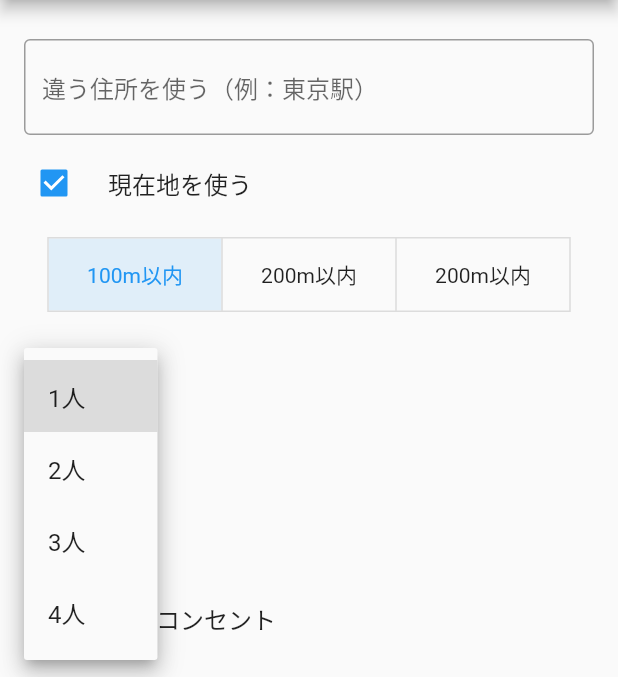
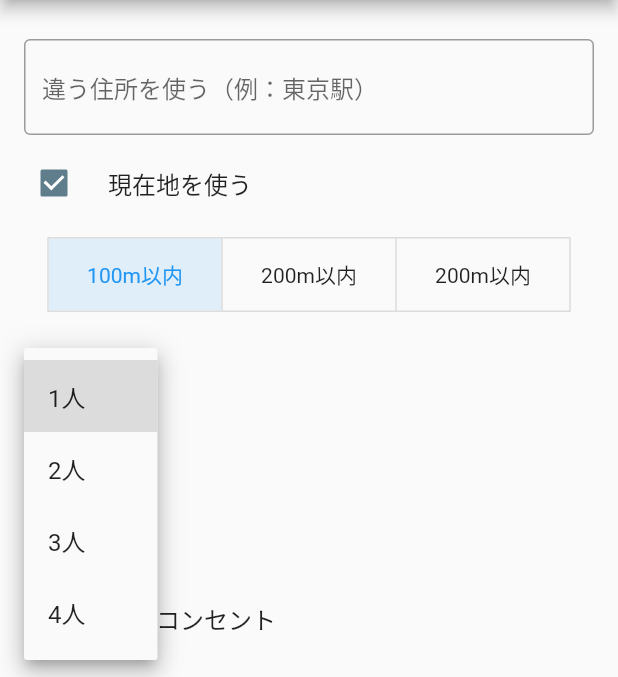
Before and after one commit to Nillong/ready_now_flutter, a Flutter app: the screen it shows after launch, after a tap on "1人", on a phone screen of 412 x 824 dp, the part 84-761 px from its top. Run offline on Flutter 3.47's test engine with Material 2 defaults, Android fonts, the phone set to English and light mode, and no system bars; drawn by our look-alikes of flutter_typeahead; our stand-ins replace cloud_firestore, google_maps_flutter, location; accounts and stored records are empty.

```diff
--- a/lib/main.dart
+++ b/lib/main.dart
@@ -10,14 +10,11 @@ class ReadyNowState extends State<ReadyNow> {
   List<String> _numOfPeopleList =  <String>['1人', '2人', '3人', '4人'];
   String _numOfPeopleValue = '1人';
 
-  List<String> _gpsAreaList =  <String>['100m以内', '200m以内', '300m以内'];
-  String _gpsAreaValue = '100m以内';
-
-
-
   bool _optPlug = false;
   bool _optWifi = false;
   var selectGpsArea = [true, false, false];
+
+  Color themeColor = Colors.blueGrey;
 
   @override
   Widget build(BuildContext context) {
@@ -60,6 +57,7 @@ class ReadyNowState extends State<ReadyNow> {
                       ),
                     ),
                     CheckboxListTile(
+                      activeColor: themeColor,
                       title: Text('現在地を使う'),
                       onChanged: _useHere,
                       value: _isUseHere,
@@ -128,6 +126,7 @@ class ReadyNowState extends State<ReadyNow> {
                             margin: EdgeInsets.all(20.0),
                           ),
                           CheckboxListTile(
+                            activeColor: themeColor,
                             title: Text('電源コンセント'),
                             onChanged: (e){setState(() {
                               _optPlug = e;
@@ -136,6 +135,7 @@ class ReadyNowState extends State<ReadyNow> {
                             controlAffinity: ListTileControlAffinity.leading,
                           ),
                           CheckboxListTile(
+                            activeColor: themeColor,
                             title: Text('フリーwifi'),
                             onChanged: (e){setState(() {
                               _optWifi = e;
@@ -154,10 +154,9 @@ class ReadyNowState extends State<ReadyNow> {
             Container(
               padding: EdgeInsets.all(16.0),
               child: ButtonTheme(
-
                 minWidth: double.infinity,
                 child: RaisedButton(
-                  color: Colors.blueGrey,
+                  color: themeColor,
                   textColor: Colors.white,
                   onPressed: _searchMap,
                   child: const Text(
```
